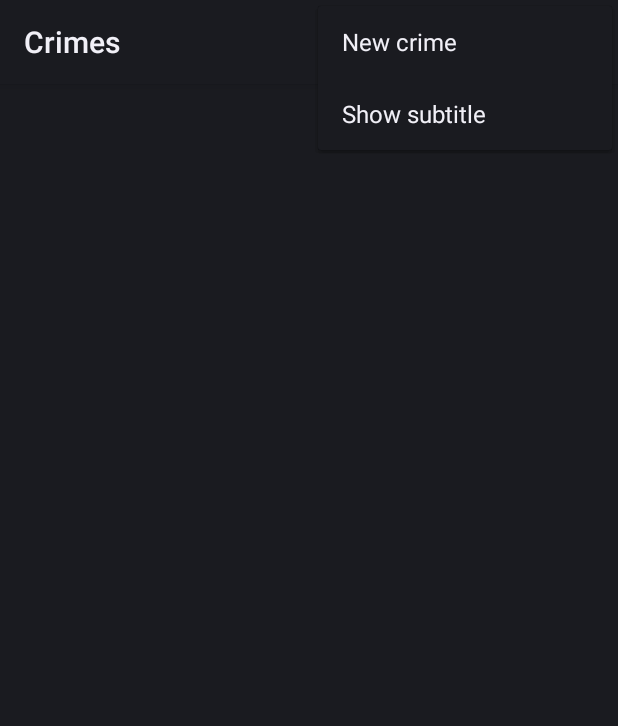
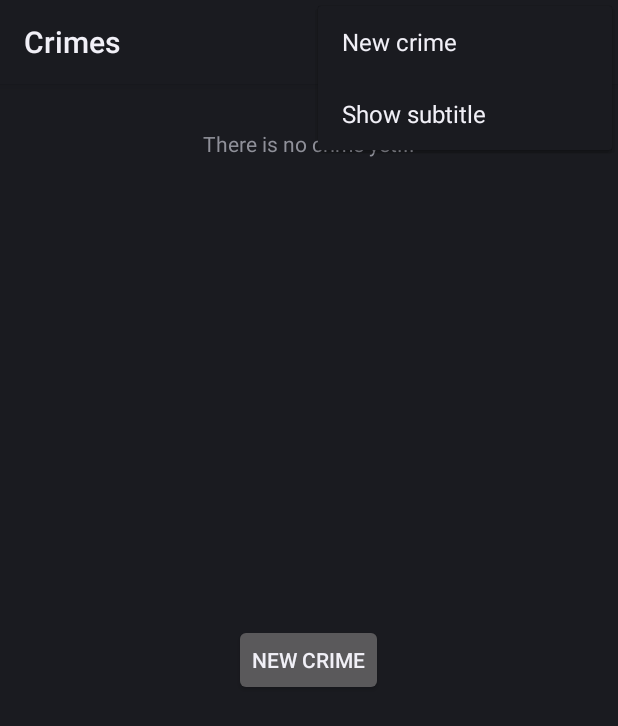
Before and after one commit to Crapoo/Android-Practice, an Android app: the screen it shows after launch (CrimeListActivity), with the options menu open, on a phone screen of 412 x 824 dp. Shown: the top 726 px of the screen. Run offline under Robolectric (Android 15) with nearby library versions, the phone set to English and light mode, and no system bars.

Commit message:
Add empty view when crime list is empty
Add a message and a button to add new crime

```diff
--- a/03-CriminalIntent/app/src/main/java/me/taroli/criminalintent/CrimeListFragment.java
+++ b/03-CriminalIntent/app/src/main/java/me/taroli/criminalintent/CrimeListFragment.java
@@ -13,6 +13,7 @@ import android.view.MenuItem;
 import android.view.View;
 import android.view.ViewGroup;
 import android.widget.ArrayAdapter;
+import android.widget.Button;
 import android.widget.CheckBox;
 import android.widget.ListView;
 import android.widget.TextView;
@@ -29,6 +30,7 @@ public class CrimeListFragment extends ListFragment {
     public ArrayList<Crime> crimes;
     private ArrayAdapter<Crime> adapter;
     private boolean subtitleVisible;
+    private Button addCrimeBtn;
 
     @Override
     public void onCreate(Bundle savedInstanceState) {
@@ -49,7 +51,22 @@ public class CrimeListFragment extends ListFragment {
     @TargetApi(11)
     @Override
     public View onCreateView(LayoutInflater inflater, ViewGroup container, Bundle savedInstanceState) {
-        View v = super.onCreateView(inflater, container, savedInstanceState);
+        View v = inflater.inflate(R.layout.fragment_crime_list, null);
+
+        ListView list = (ListView) v.findViewById(android.R.id.list);
+        list.setEmptyView(v.findViewById(android.R.id.empty));
+
+        addCrimeBtn = (Button) v.findViewById(R.id.add_crime);
+        addCrimeBtn.setOnClickListener(new View.OnClickListener() {
+            @Override
+            public void onClick(View v) {
+                Crime crime = new Crime();
+                CrimeLab.getINSTANCE(getActivity()).addCrime(crime);
+                Intent i = new Intent(getActivity(), CrimePagerActivity.class);
+                i.putExtra(CrimeFragment.EXTRA_CRIME_ID, crime.getId());
+                startActivity(i);
+            }
+        });
 
         if (Build.VERSION.SDK_INT >= Build.VERSION_CODES.HONEYCOMB) {
             if (subtitleVisible) {
--- /dev/null
+++ b/03-CriminalIntent/app/src/main/res/layout/fragment_crime_list.xml
@@ -0,0 +1,29 @@
+<?xml version="1.0" encoding="utf-8"?>
+<FrameLayout xmlns:android="http://schemas.android.com/apk/res/android"
+    android:layout_width="match_parent" android:layout_height="match_parent">
+
+    <ListView
+        android:id="@android:id/list"
+        android:layout_width="match_parent"
+        android:layout_height="match_parent" />
+
+    <FrameLayout
+        android:id="@android:id/empty"
+        android:layout_width="match_parent"
+        android:layout_height="match_parent">
+
+        <TextView
+            android:layout_width="wrap_content"
+            android:layout_height="wrap_content"
+            android:text="@string/crime_list_empty"
+            android:layout_gravity="center_horizontal"
+            android:paddingTop="30dp" />
+
+        <Button
+            android:id="@+id/add_crime"
+            android:layout_width="wrap_content"
+            android:layout_height="wrap_content"
+            android:layout_gravity="center_horizontal|center_vertical"
+            android:text="@string/new_crime" />
+    </FrameLayout>
+</FrameLayout>
--- a/03-CriminalIntent/app/src/main/res/values/strings.xml
+++ b/03-CriminalIntent/app/src/main/res/values/strings.xml
@@ -14,4 +14,5 @@
     <string name="hide_sub">Hide subtitle</string>
     <string name="subtitle">If you see something, say something</string>
     <string name="delete_crime">Delete</string>
+    <string name="crime_list_empty">There is no crime yet...</string>
 </resources>
```
